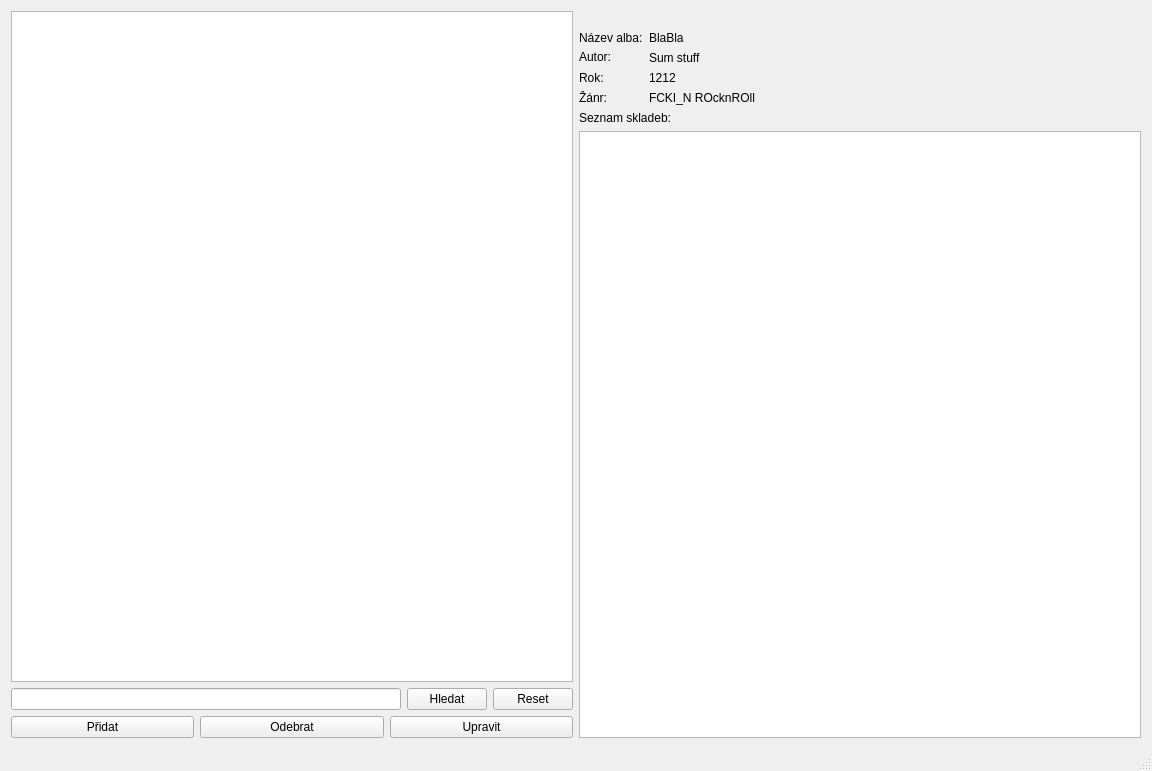
Above: mainwindow.ui from lipka28/CD-Database-Qt before the change. Below: the same form after it.
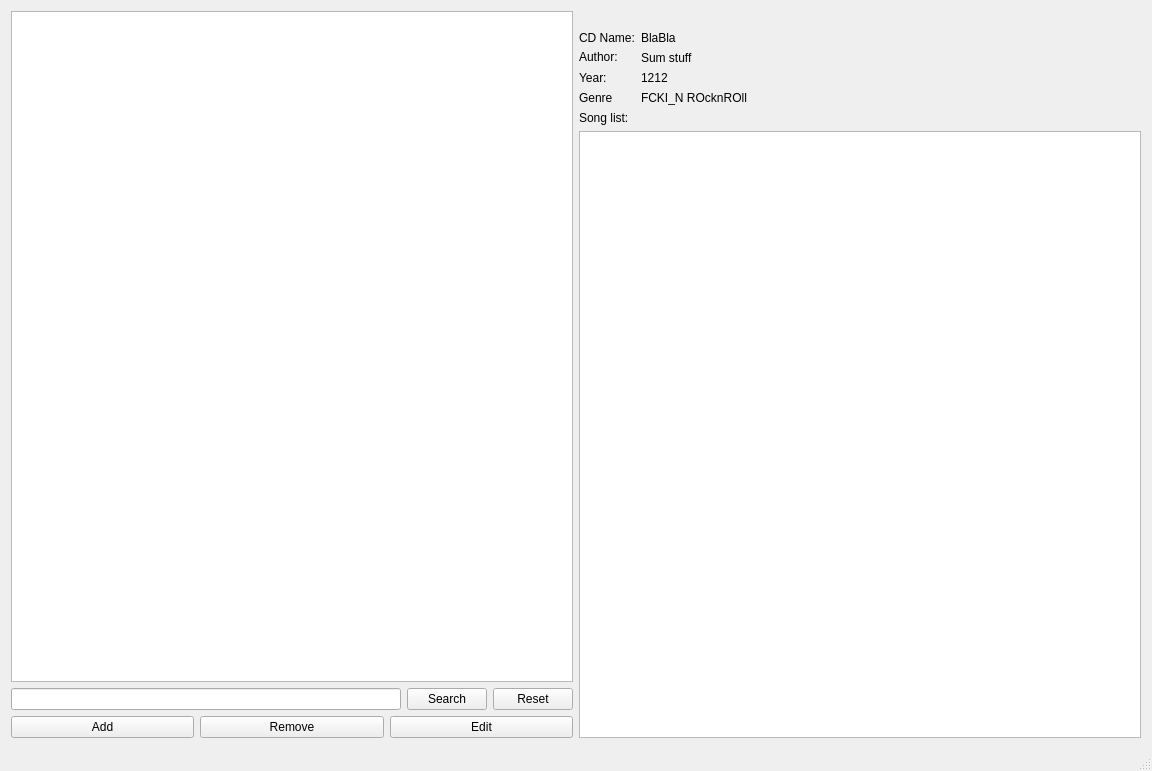
That is the form after the change. Icons and pictures are not drawn.

```diff
--- a/mainwindow.ui
+++ b/mainwindow.ui
@@ -47,7 +47,7 @@
         <item>
          <widget class="QPushButton" name="pushButtonSearch">
           <property name="text">
-           <string>Hledat</string>
+           <string>Search</string>
           </property>
          </widget>
         </item>
@@ -65,21 +65,21 @@
         <item>
          <widget class="QPushButton" name="pushButtonAdd">
           <property name="text">
-           <string>Přidat</string>
+           <string>Add</string>
           </property>
          </widget>
         </item>
         <item>
          <widget class="QPushButton" name="pushButtonRemove">
           <property name="text">
-           <string>Odebrat</string>
+           <string>Remove</string>
           </property>
          </widget>
         </item>
         <item>
          <widget class="QPushButton" name="pushButtonEdit">
           <property name="text">
-           <string>Upravit</string>
+           <string>Edit</string>
           </property>
          </widget>
         </item>
@@ -123,7 +123,7 @@
             <item row="2" column="0">
              <widget class="QLabel" name="rokNOT">
               <property name="text">
-               <string>Rok: </string>
+               <string>Year:</string>
               </property>
              </widget>
             </item>
@@ -137,7 +137,7 @@
             <item row="3" column="0">
              <widget class="QLabel" name="zanrNOT">
               <property name="text">
-               <string>Žánr:</string>
+               <string>Genre</string>
               </property>
              </widget>
             </item>
@@ -151,7 +151,7 @@
             <item row="0" column="0">
              <widget class="QLabel" name="cdNameNOT">
               <property name="text">
-               <string>Název alba:</string>
+               <string>CD Name:</string>
               </property>
               <property name="alignment">
                <set>Qt::AlignBottom|Qt::AlignLeading|Qt::AlignLeft</set>
@@ -183,7 +183,7 @@
                </size>
               </property>
               <property name="text">
-               <string>Autor:</string>
+               <string>Author:</string>
               </property>
               <property name="alignment">
                <set>Qt::AlignBottom|Qt::AlignLeading|Qt::AlignLeft</set>
@@ -215,7 +215,7 @@
          </size>
         </property>
         <property name="text">
-         <string>Seznam skladeb:</string>
+         <string>Song list:</string>
         </property>
        </widget>
       </item>
```
Left out of the diff: 2 changed lines with no effect on the pictures.
